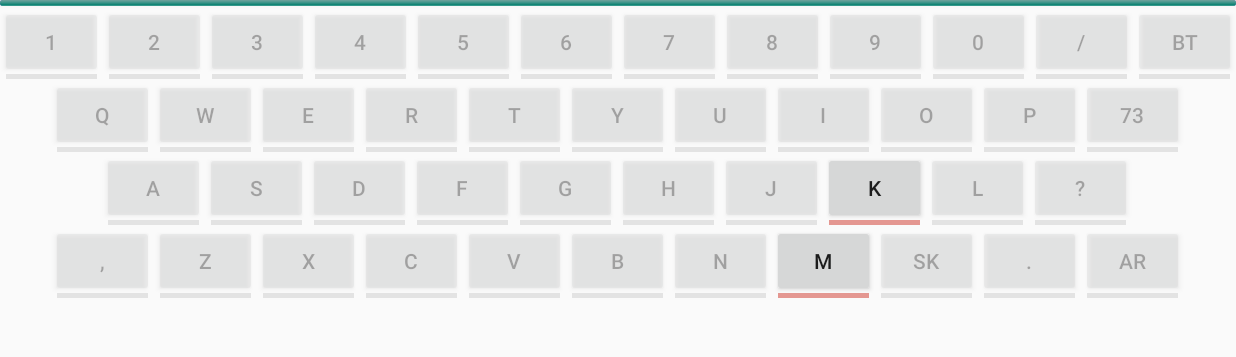
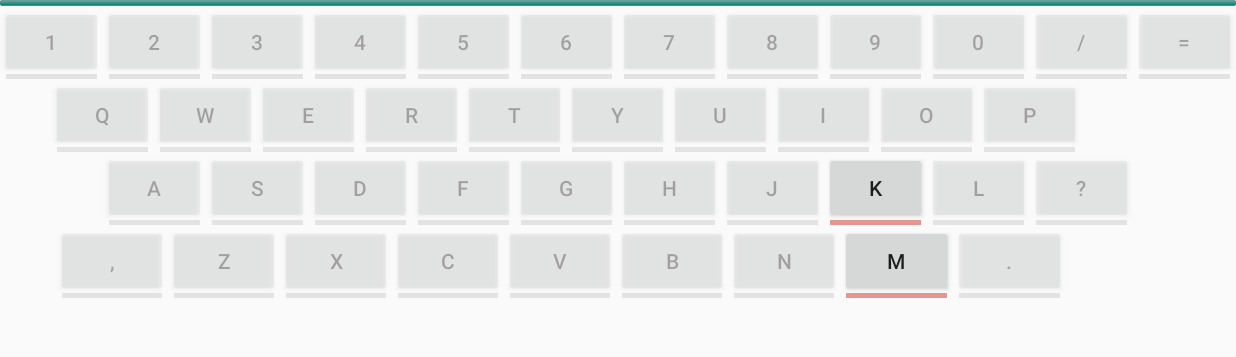
Before and after one commit to uberj/dits-and-dahs, an Android app: the screen it shows after launch (LetterTrainingKeyboardSessionActivity), after a tap on "START", on a phone screen of 824 x 412 dp (held sideways), the part 72-429 px from its top. Run offline under Robolectric (Android 15) with nearby library versions, the light colour scheme and no system bars; our stand-ins replace Room's generated code, Timber; libraries missing offline, so code that uses them is left out: it.sephiroth.android; 14 statements that could not run were skipped.

Commit message:
pair down letter training to include only letters and punctuation

```diff
--- a/app/src/main/java/com/example/uberj/test1/DynamicKeyboard.java
+++ b/app/src/main/java/com/example/uberj/test1/DynamicKeyboard.java
@@ -144,6 +144,8 @@ public class DynamicKeyboard {
             return ",";
         } else if (idName.equals("QUESTION")) {
             return "?";
+        } else if (idName.equals("EQUALS")) {
+            return "=";
         } else {
             return idName;
         }
@@ -158,6 +160,8 @@ public class DynamicKeyboard {
             return "PERIOD";
         } else if (buttonLetter.equals("?")) {
             return "QUESTION";
+        } else if (buttonLetter.equals("=")) {
+            return "EQUALS";
         } else {
             return buttonLetter;
         }
@@ -173,32 +177,20 @@ public class DynamicKeyboard {
 
     private Button makeButton(String keyName, KeyConfig keyConfig) {
         Button button = new Button(context);
-        /* <Button
-            android:onClick="keyboardButtonClicked"
-            android:tag="inplay"
-            android:text="1" />
-         */
-        // android:id="@+id/key1"
         int buttonId = context.getResources().getIdentifier(getButtonIdName(keyName), "id", context.getPackageName());
         button.setId(buttonId);
 
-        // android:text="1"
         button.setText(keyName);
-        // android:tag="inplay"
         if (keyConfig.isPlayable) {
             button.setTag("inplay");
         }
 
-        // android:layout_width="match_parent"
-        // android:layout_height="wrap_content"
         LinearLayout.LayoutParams layoutParams = new LinearLayout.LayoutParams(
                 LinearLayout.LayoutParams.MATCH_PARENT,
                 LinearLayout.LayoutParams.WRAP_CONTENT);
         button.setLayoutParams(layoutParams);
 
-        //button.setOnClickListener() -> );
         button.setOnClickListener(this.buttonOnClickListener);
-        //button.setOnLongClickListener() -> );
         button.setOnLongClickListener(this.buttonLongClickListener);
 
         this.buttonCallback.accept(button);
@@ -210,34 +202,16 @@ public class DynamicKeyboard {
         View progressBar = new View(context);
         progressBar.setTag("progressBar");
 
-        /* <View android:tag="progressbar"
-                android:layout_marginTop="@dimen/progressBarTopMargin"
-                android:layout_marginStart="@dimen/progressBarStartEndMargin"
-                android:layout_marginEnd="@dimen/progressBarStartEndMargin"
-                android:layout_width="match_parent"
-                android:layout_height="@dimen/progressBarHeight"
-                android:background="@drawable/progress_bar"/>
-         */
-
-        // android:id="@+id/progressBarForKey73"
         int progressBarId = context.getResources().getIdentifier(getProgressBarIdName(keyName), "id", context.getPackageName());
         progressBar.setId(progressBarId);
-        // android:layout_width="match_parent"
-        // android:layout_height="@dimen/progressBarHeight"
         int dimension = Math.round(context.getResources().getDimension(R.dimen.progressBarHeight));
         LinearLayout.LayoutParams layoutParams = new LinearLayout.LayoutParams(
                 LinearLayout.LayoutParams.MATCH_PARENT,
                 dimension);
         int topMargin = Math.round(context.getResources().getDimension(R.dimen.progressBarTopMargin));
         int startEndMargin = Math.round(context.getResources().getDimension(R.dimen.progressBarStartEndMargin));
-        /*
-                android:layout_marginTop="@dimen/progressBarTopMargin"
-                android:layout_marginStart="@dimen/progressBarStartEndMargin"
-                android:layout_marginEnd="@dimen/progressBarStartEndMargin"
-         */
         layoutParams.setMargins(startEndMargin, topMargin, startEndMargin, 0);
 
-        // android:background="@drawable/progress_bar"/>
         progressBar.setBackground(context.getResources().getDrawable(R.drawable.progress_bar, context.getTheme()));
 
 
--- a/app/src/main/java/com/example/uberj/test1/KochLetterSequence.java
+++ b/app/src/main/java/com/example/uberj/test1/KochLetterSequence.java
@@ -20,7 +20,7 @@ public class KochLetterSequence {
             .add(".")
             .add("J")
             .add("Z")
-            .add("BT")
+            .add("=")
             .add("F")
             .add("O")
             .add("Y")
--- a/app/src/main/java/com/example/uberj/test1/keyboards/KeyConfig.java
+++ b/app/src/main/java/com/example/uberj/test1/keyboards/KeyConfig.java
@@ -32,4 +32,7 @@ public class KeyConfig {
     public static KeyConfig s() {
         return new KeyConfig(null, 0.5f, false, KeyType.HALF_SPACE);
     }
+    public static KeyConfig s(float weight) {
+        return new KeyConfig(null, weight, false, KeyType.HALF_SPACE);
+    }
 }
--- a/app/src/main/java/com/example/uberj/test1/keyboards/SimpleLetters.java
+++ b/app/src/main/java/com/example/uberj/test1/keyboards/SimpleLetters.java
@@ -11,10 +11,10 @@ import static com.example.uberj.test1.keyboards.KeyConfig.s;
 
 public class SimpleLetters {
     public static final ImmutableList<ImmutableList<KeyConfig>> keys = ImmutableList.of(
-            ImmutableList.of(l("1"), l("2"), l("3"), l("4"), l("5"), l("6"), l("7"), l("8"), l("9"), l("0"), l("/"), p("BT")),
-            ImmutableList.of(s(), l("Q"), l("W"), l("e"), l("r"), l("T"), l("Y"), l("U"), l("I"), l("O"), l("P"), p("73"), s()),
-            ImmutableList.of(s(), s(), l("A"), l("S"), l("D"), l("F"), l("G"), l("H"), l("J"), l("K"), l("L"), l("?"), s(), s()),
-            ImmutableList.of(s(), l(","), l("Z"), l("X"), l("C"), l("V"), l("B"), l("N"), l("M"), p("SK"), l("."), p("AR"), s())
+            ImmutableList.of(l("1"), l("2"), l("3"), l("4"), l("5"), l("6"), l("7"), l("8"), l("9"), l("0"), l("/"), p("=")),
+            ImmutableList.of(s(), l("Q"), l("W"), l("e"), l("r"), l("T"), l("Y"), l("U"), l("I"), l("O"), l("P"), s(1), s()),
+            ImmutableList.of(s(1), l("A"), l("S"), l("D"), l("F"), l("G"), l("H"), l("J"), l("K"), l("L"), l("?"), s(1)),
+            ImmutableList.of(s(), l(","), l("Z"), l("X"), l("C"), l("V"), l("B"), l("N"), l("M"), l("."), s(1), s())
     );
 
 
--- a/app/src/main/res/values/ids.xml
+++ b/app/src/main/res/values/ids.xml
@@ -58,8 +58,6 @@
     <item name="progressBarForKeyK" type="id"/>
     <item name="keyL" type="id"/>
     <item name="progressBarForKeyL" type="id"/>
-    <item name="keyBT" type="id"/>
-    <item name="progressBarForKeyBT" type="id"/>
     <item name="keyZ" type="id"/>
     <item name="progressBarForKeyZ" type="id"/>
     <item name="keyX" type="id"/>
@@ -88,6 +86,8 @@
     <item name="progressBarForKeyQUESTION" type="id"/>
     <item name="keyCOMMA" type="id"/>
     <item name="progressBarForKeyCOMMA" type="id"/>
+    <item name="keyEQUALS" type="id"/>
+    <item name="progressBarForKeyEQUALS" type="id"/>
     <item name="keyDEL" type="id"/>
     <item name="keySPC" type="id"/>
 </resources>
```
Also changed, not shown: app/src/main/java/com/example/uberj/test1/CWToneManager.java (+3 -7 lines).
